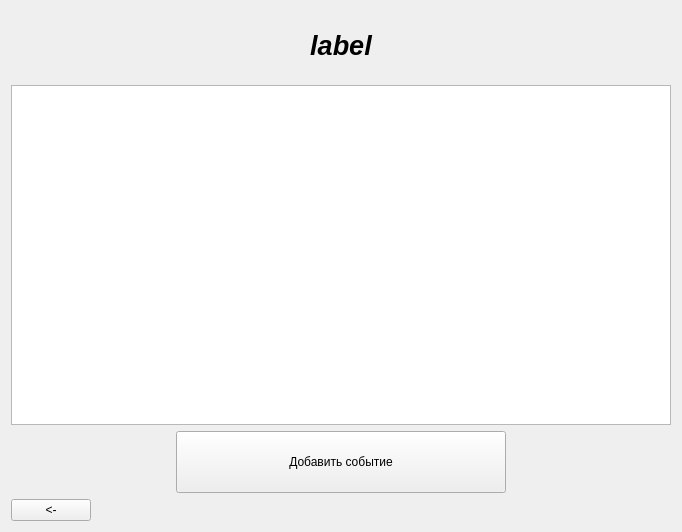
This is code/garden/dateevent.ui in BaTyANl/GardenerApp as Qt 5 draws it before an edit. The edited form follows.
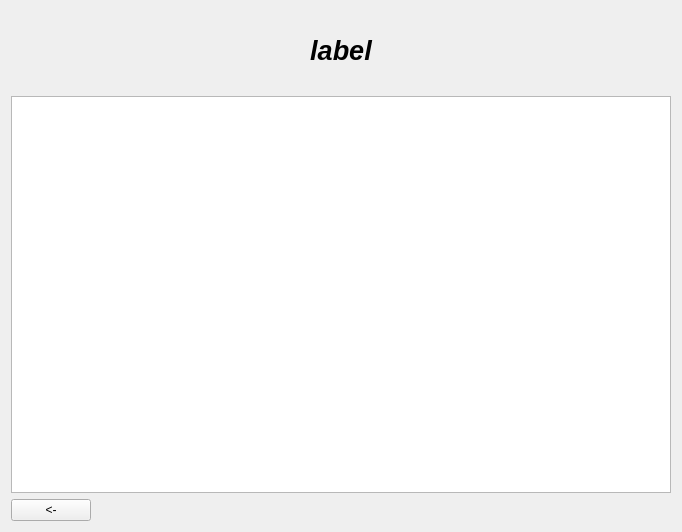
This is the edited form.

```diff
--- a/code/garden/dateevent.ui
+++ b/code/garden/dateevent.ui
@@ -16,7 +16,7 @@
   <property name="autoFillBackground">
    <bool>true</bool>
   </property>
-  <layout class="QVBoxLayout" name="verticalLayout_2" stretch="40,6,1">
+  <layout class="QVBoxLayout" name="verticalLayout_2" stretch="40,1">
    <item>
     <layout class="QVBoxLayout" name="infoLayout" stretch="2,10">
      <item>
@@ -45,49 +45,6 @@
      </item>
     </layout>
    </item>
-   <item>
-    <layout class="QHBoxLayout" name="horizontalLayout_2" stretch="2,4,2">
-     <item>
-      <spacer name="horizontalSpacer_2">
-       <property name="orientation">
-        <enum>Qt::Orientation::Horizontal</enum>
-       </property>
-       <property name="sizeHint" stdset="0">
-        <size>
-         <width>40</width>
-         <height>20</height>
-        </size>
-       </property>
-      </spacer>
-     </item>
-     <item>
-      <widget class="QPushButton" name="pushButton_2">
-       <property name="sizePolicy">
-        <sizepolicy hsizetype="Minimum" vsizetype="MinimumExpanding">
-         <horstretch>0</horstretch>
-         <verstretch>0</verstretch>
-        </sizepolicy>
-       </property>
-       <property name="text">
-        <string>Добавить событие</string>
-       </property>
-      </widget>
-     </item>
-     <item>
-      <spacer name="horizontalSpacer_3">
-       <property name="orientation">
-        <enum>Qt::Orientation::Horizontal</enum>
-       </property>
-       <property name="sizeHint" stdset="0">
-        <size>
-         <width>40</width>
-         <height>20</height>
-        </size>
-       </property>
-      </spacer>
-     </item>
-    </layout>
-   </item>
    <item>
     <layout class="QHBoxLayout" name="exitLayout">
      <item>
```
